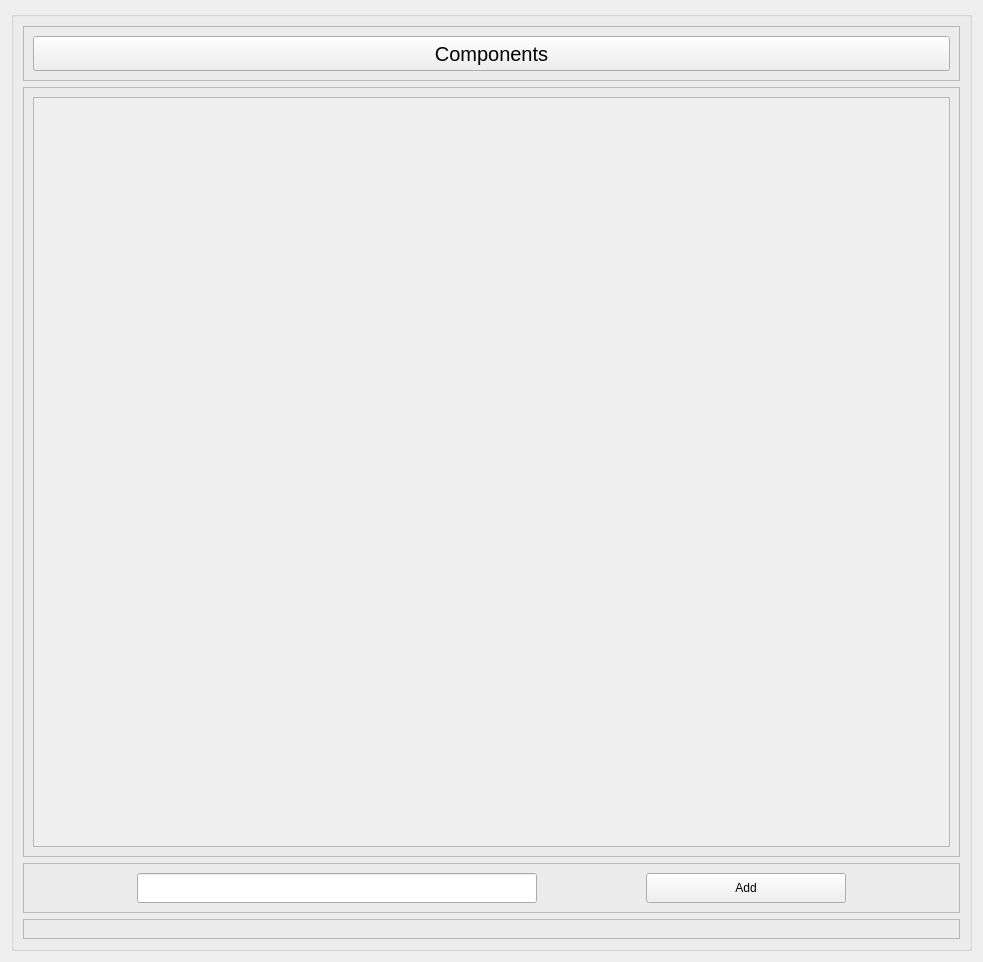
The window that widgets/designs/ComponentsDataWidget.ui (andremmvgabriel/MyCookingBook) describes before a commit, drawn with Qt 5.
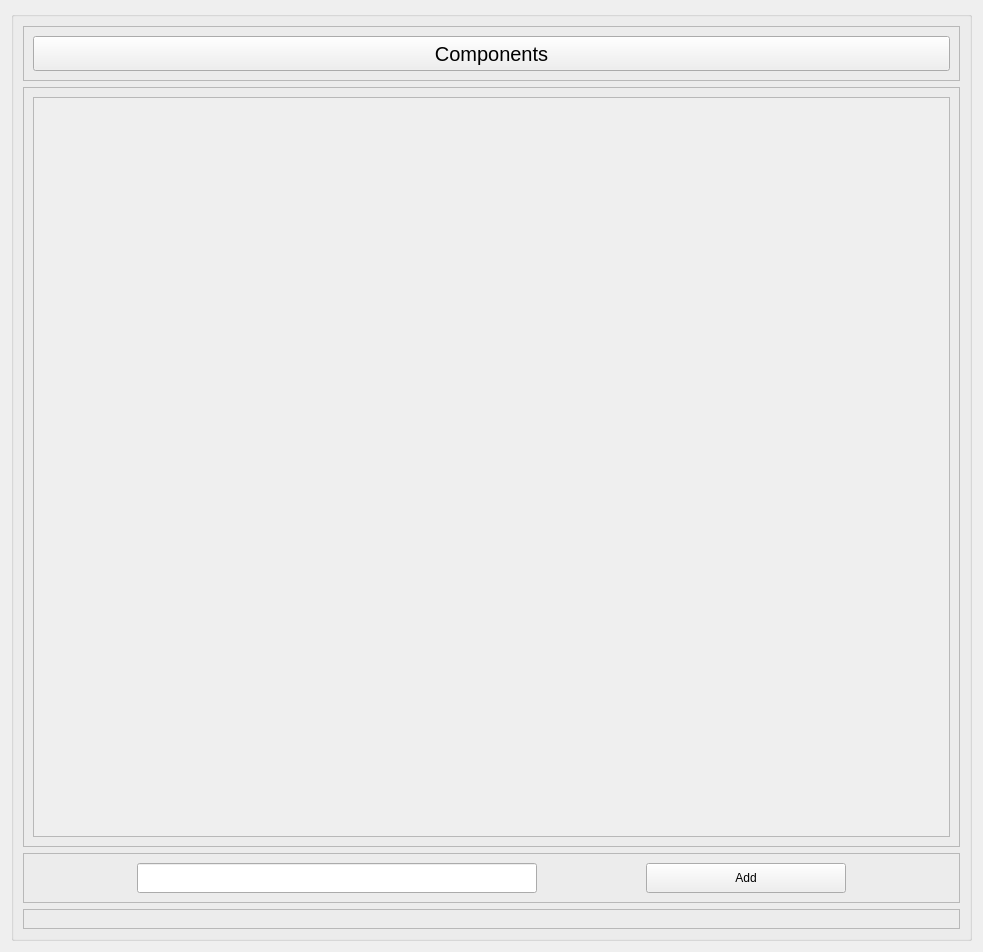
The same window after the commit.

Diff of the .ui file:
```diff
--- a/widgets/designs/ComponentsDataWidget.ui
+++ b/widgets/designs/ComponentsDataWidget.ui
@@ -82,13 +82,13 @@
            <property name="minimumSize">
             <size>
              <width>0</width>
-             <height>750</height>
+             <height>740</height>
             </size>
            </property>
            <property name="maximumSize">
             <size>
              <width>16777215</width>
-             <height>750</height>
+             <height>740</height>
             </size>
            </property>
            <property name="horizontalScrollBarPolicy">
@@ -103,7 +103,7 @@
               <x>0</x>
               <y>0</y>
               <width>923</width>
-              <height>748</height>
+              <height>738</height>
              </rect>
             </property>
             <layout class="QVBoxLayout" name="verticalLayout_6">
```
